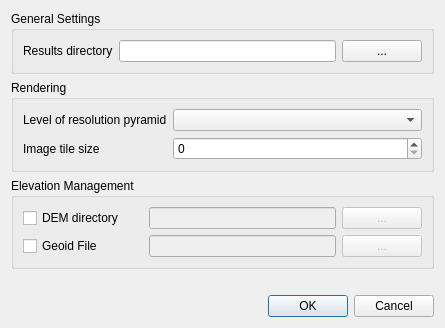
First picture: the form in Code/Application/Monteverdi/mvdPreferencesDialog.ui, repository orfeotoolbox/OTB, before the edit.
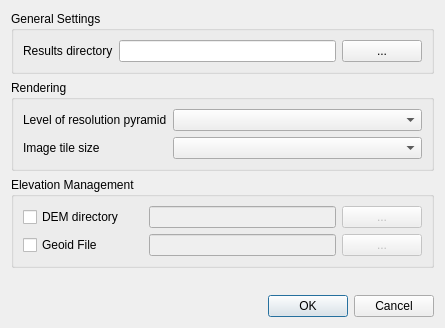
Second picture: the form after the edit.

Commit message: ENH: Changed tile-size preference settings from QSpinBox to QComboBox.

```diff
--- a/Code/Application/Monteverdi/mvdPreferencesDialog.ui
+++ b/Code/Application/Monteverdi/mvdPreferencesDialog.ui
@@ -144,19 +144,6 @@
           </property>
          </widget>
         </item>
-        <item row="2" column="1" colspan="2">
-         <widget class="QSpinBox" name="tileSizeSpinBox">
-          <property name="toolTip">
-           <string>Size of the image-tile which is loaded when view shifts to an unloaded area.</string>
-          </property>
-          <property name="minimum">
-           <number>0</number>
-          </property>
-          <property name="maximum">
-           <number>4096</number>
-          </property>
-         </widget>
-        </item>
         <item row="1" column="1" colspan="2">
          <widget class="QComboBox" name="resolutionComboBox">
           <property name="toolTip">
@@ -164,6 +151,9 @@
           </property>
          </widget>
         </item>
+        <item row="2" column="1" colspan="2">
+         <widget class="QComboBox" name="tileSizeComboBox"/>
+        </item>
        </layout>
       </widget>
      </item>
```
The commit also changes 3 other files.
